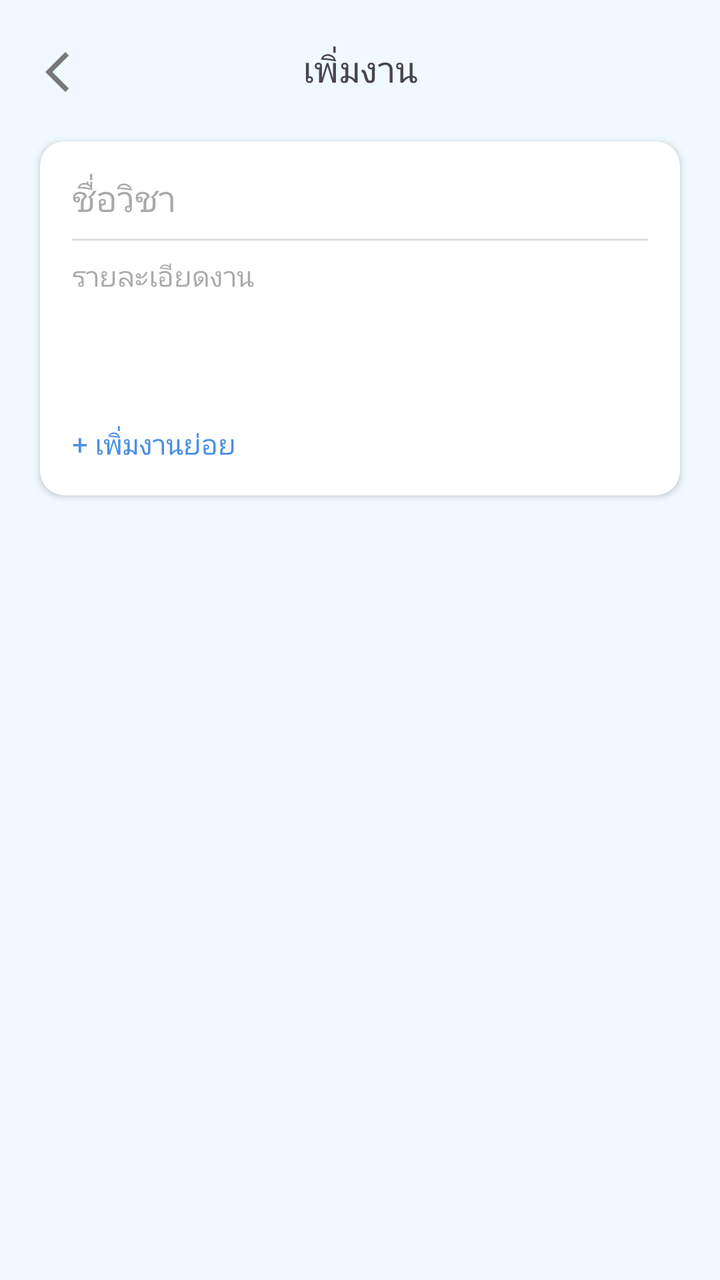
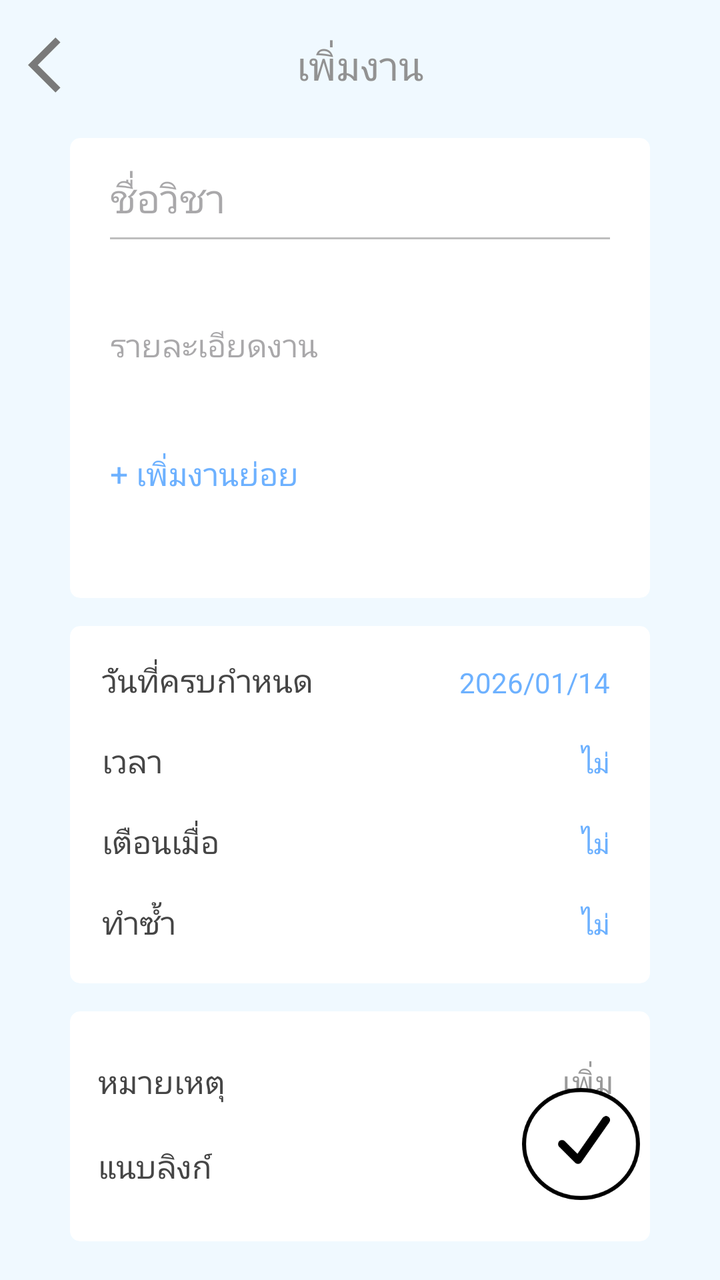

The first picture is an Android layout as it rendered before a commit; the second is the same layout after the commit. The layout source and the unified diff follow.
<!-- AndroidManifest.xml: application theme Theme.Project -->
<!-- res/layout/activity_add_task.xml -->
<?xml version="1.0" encoding="utf-8"?>
<androidx.constraintlayout.widget.ConstraintLayout xmlns:android="http://schemas.android.com/apk/res/android"
    xmlns:app="http://schemas.android.com/apk/res-auto"
    xmlns:tools="http://schemas.android.com/tools"
    android:id="@+id/main"
    android:layout_width="match_parent"
    android:layout_height="match_parent"
    android:background="#f0f9ff"
    android:backgroundTint="#f0f9ff"
    tools:context=".AddTaskActivity">


    <ImageView
        android:id="@+id/imageView2"
        android:layout_width="wrap_content"
        android:layout_height="wrap_content"
        app:layout_constraintBottom_toBottomOf="parent"
        app:layout_constraintEnd_toEndOf="parent"
        app:layout_constraintHorizontal_bias="0.067"
        app:layout_constraintStart_toStartOf="parent"
        app:layout_constraintTop_toTopOf="parent"
        app:layout_constraintVertical_bias="0.039"
        app:srcCompat="@drawable/arrow_back_ios_24" />

    <TextView
        android:id="@+id/AddTask"
        android:layout_width="wrap_content"
        android:layout_height="wrap_content"
        android:text="เพิ่มงาน"
        android:textSize="18sp"
        app:layout_constraintBottom_toBottomOf="parent"
        app:layout_constraintEnd_toEndOf="parent"
        app:layout_constraintStart_toStartOf="parent"
        app:layout_constraintTop_toTopOf="parent"
        app:layout_constraintVertical_bias="0.036" />

    <androidx.cardview.widget.CardView
        android:id="@+id/card"
        android:layout_width="0dp"
        android:layout_height="wrap_content"
        android:layout_marginStart="20dp"
        android:layout_marginEnd="20dp"
        android:layout_marginTop="24dp"
        app:cardCornerRadius="12dp"
        app:cardElevation="2dp"
        app:cardBackgroundColor="@android:color/white"
        app:layout_constraintTop_toBottomOf="@id/AddTask"
        app:layout_constraintStart_toStartOf="parent"
        app:layout_constraintEnd_toEndOf="parent">

        <LinearLayout
            android:layout_width="match_parent"
            android:layout_height="wrap_content"
            android:orientation="vertical"
            android:padding="16dp">

            
            <EditText
                android:id="@+id/addProjName"
                android:layout_width="match_parent"
                android:layout_height="wrap_content"
                android:hint="ชื่อวิชา"
                android:textSize="18sp"
                android:textColor="#000000"
                android:background="@android:color/transparent"
                android:paddingBottom="8dp"/>

            
            <View
                android:layout_width="match_parent"
                android:layout_height="1dp"
                android:background="#DDDDDD"/>

            
            <EditText
                android:id="@+id/addProjDetail"
                android:gravity="start"
                android:textAlignment="viewStart"
                android:layout_width="match_parent"
                android:layout_height="wrap_content"
                android:hint="รายละเอียดงาน"
                android:textSize="14sp"
                android:background="@android:color/transparent"
                android:paddingTop="8dp"
                android:minHeight="80dp"/>

            
            <TextView
                android:id="@+id/addSubtask"
                android:layout_width="wrap_content"
                android:layout_height="wrap_content"
                android:text="+ เพิ่มงานย่อย"
                android:textColor="#4A90E2"
                android:textSize="14sp"
                android:layout_marginTop="12dp"/>
            <androidx.recyclerview.widget.RecyclerView
                android:id="@+id/recyclerSubtask"
                android:layout_width="match_parent"
                android:layout_height="wrap_content"
                android:layout_marginTop="8dp"
                android:visibility="gone"/>
            <androidx.recyclerview.widget.RecyclerView
                android:id="@+id/recyclerSubtask"
                android:layout_width="match_parent"
                android:layout_height="wrap_content"
                android:visibility="gone"/>

        </LinearLayout>

    </androidx.cardview.widget.CardView>


</androidx.constraintlayout.widget.ConstraintLayout>
<!-- resources referenced by this layout -->
<resources>
  <!-- drawable arrow_back_ios_24 (drawable) -->
  <vector xmlns:android="http://schemas.android.com/apk/res/android" android:autoMirrored="true" android:height="24dp" android:tint="#797979" android:viewportHeight="960" android:viewportWidth="960" android:width="24dp">
        
      <path android:fillColor="@android:color/white" android:pathData="M400,880L0,480L400,80L471,151L142,480L471,809L400,880Z"/>
      
  </vector>
  <style name="Theme.Project" parent="Base.Theme.Project" />
  <style name="Base.Theme.Project" parent="Theme.Material3.DayNight.NoActionBar">
          
          
      </style>
</resources>

<!-- the commit's change to res/layout/activity_add_task.xml (unified diff, before → after) -->
@@ -1,113 +1,336 @@
 <?xml version="1.0" encoding="utf-8"?>
-<androidx.constraintlayout.widget.ConstraintLayout xmlns:android="http://schemas.android.com/apk/res/android"
-    xmlns:app="http://schemas.android.com/apk/res-auto"
-    xmlns:tools="http://schemas.android.com/tools"
-    android:id="@+id/main"
-    android:layout_width="match_parent"
-    android:layout_height="match_parent"
-    android:background="#f0f9ff"
-    android:backgroundTint="#f0f9ff"
-    tools:context=".AddTaskActivity">
-
-
+<androidx.constraintlayout.widget.ConstraintLayout
+        xmlns:android="http://schemas.android.com/apk/res/android"
+        xmlns:app="http://schemas.android.com/apk/res-auto"
+        android:id="@+id/main"
+        android:layout_width="match_parent"
+        android:layout_height="match_parent"
+        android:background="#F0F9FF">
+
+    
     <ImageView
-        android:id="@+id/imageView2"
-        android:layout_width="wrap_content"
-        android:layout_height="wrap_content"
-        app:layout_constraintBottom_toBottomOf="parent"
-        app:layout_constraintEnd_toEndOf="parent"
-        app:layout_constraintHorizontal_bias="0.067"
-        app:layout_constraintStart_toStartOf="parent"
-        app:layout_constraintTop_toTopOf="parent"
-        app:layout_constraintVertical_bias="0.039"
-        app:srcCompat="@drawable/arrow_back_ios_24" />
-
+            android:id="@+id/btnBack"
+            android:layout_width="33dp"
+            android:layout_height="33dp"
+            android:layout_marginStart="14dp"
+            android:layout_marginTop="16dp"
+            android:src="@drawable/arrow_back_ios_24"
+            app:layout_constraintStart_toStartOf="parent"
+            app:layout_constraintTop_toTopOf="parent"/>
+
+    
     <TextView
-        android:id="@+id/AddTask"
-        android:layout_width="wrap_content"
-        android:layout_height="wrap_content"
-        android:text="เพิ่มงาน"
-        android:textSize="18sp"
-        app:layout_constraintBottom_toBottomOf="parent"
-        app:layout_constraintEnd_toEndOf="parent"
-        app:layout_constraintStart_toStartOf="parent"
-        app:layout_constraintTop_toTopOf="parent"
-        app:layout_constraintVertical_bias="0.036" />
-
+            android:id="@+id/title"
+            android:layout_width="wrap_content"
+            android:layout_height="wrap_content"
+            android:text="เพิ่มงาน"
+            android:textSize="20sp"
+            android:textColor="#929292"
+            app:layout_constraintTop_toTopOf="@id/btnBack"
+            app:layout_constraintBottom_toBottomOf="@id/btnBack"
+            app:layout_constraintStart_toStartOf="parent"
+            app:layout_constraintEnd_toEndOf="parent"/>
+
+    
     <androidx.cardview.widget.CardView
-        android:id="@+id/card"
-        android:layout_width="0dp"
-        android:layout_height="wrap_content"
-        android:layout_marginStart="20dp"
-        android:layout_marginEnd="20dp"
-        android:layout_marginTop="24dp"
-        app:cardCornerRadius="12dp"
-        app:cardElevation="2dp"
-        app:cardBackgroundColor="@android:color/white"
-        app:layout_constraintTop_toBottomOf="@id/AddTask"
-        app:layout_constraintStart_toStartOf="parent"
-        app:layout_constraintEnd_toEndOf="parent">
+            android:id="@+id/card1"
+            android:layout_width="0dp"
+            android:layout_height="230dp"
+            android:layout_marginStart="35dp"
+            android:layout_marginEnd="35dp"
+            android:layout_marginTop="20dp"
+            app:cardCornerRadius="5dp"
+            app:cardElevation="0dp"
+            app:cardBackgroundColor="#FFFFFF"
+            app:layout_constraintTop_toBottomOf="@id/btnBack"
+            app:layout_constraintStart_toStartOf="parent"
+            app:layout_constraintEnd_toEndOf="parent">
 
         <LinearLayout
-            android:layout_width="match_parent"
+                android:layout_width="match_parent"
+                android:layout_height="match_parent"
+                android:orientation="vertical"
+                android:paddingStart="20dp"
+                android:paddingEnd="20dp"
+                android:paddingTop="16dp">
+
+            <EditText
+                    android:id="@+id/addProjName"
+                    android:layout_width="match_parent"
+                    android:layout_height="wrap_content"
+                    android:hint="ชื่อวิชา"
+                    android:textSize="20sp"
+                    android:textColor="#454545"
+                    android:background="@android:color/transparent"/>
+
+            <View
+                    android:layout_width="match_parent"
+                    android:layout_height="1dp"
+                    android:layout_marginTop="6dp"
+                    android:background="#BEBEBE"/>
+
+            <EditText
+                    android:id="@+id/addProjDetail"
+                    android:layout_width="match_parent"
+                    android:layout_height="wrap_content"
+                    android:hint="รายละเอียดงาน"
+                    android:textSize="16sp"
+                    android:textColor="#9A9A9A"
+                    android:layout_marginTop="8dp"
+                    android:minHeight="90dp"
+                    android:background="@android:color/transparent"/>
+
+            <TextView
+                    android:id="@+id/addSubtask"
+                    android:layout_width="wrap_content"
+                    android:layout_height="wrap_content"
+                    android:text="+ เพิ่มงานย่อย"
+                    android:textSize="16sp"
+                    android:textColor="#6DB1FF"
+                    android:layout_marginTop="8dp"/>
+
+            <androidx.recyclerview.widget.RecyclerView
+                    android:id="@+id/recyclerSubtask"
+                    android:layout_width="match_parent"
+                    android:layout_height="wrap_content"
+                    android:visibility="gone"/>
+
+        </LinearLayout>
+
+    </androidx.cardview.widget.CardView>
+
+    
+    <androidx.cardview.widget.CardView
+            android:id="@+id/card2"
+            android:layout_width="0dp"
             android:layout_height="wrap_content"
-            android:orientation="vertical"
-            android:padding="16dp">
-
-            
-            <EditText
-                android:id="@+id/addProjName"
+            android:layout_marginStart="35dp"
+            android:layout_marginEnd="35dp"
+            android:layout_marginTop="14dp"
+            app:cardCornerRadius="5dp"
+            app:cardElevation="0dp"
+            app:cardBackgroundColor="#FFFFFF"
+            app:layout_constraintTop_toBottomOf="@id/card1"
+            app:layout_constraintStart_toStartOf="parent"
+            app:layout_constraintEnd_toEndOf="parent">
+
+        <androidx.constraintlayout.widget.ConstraintLayout
                 android:layout_width="match_parent"
                 android:layout_height="wrap_content"
-                android:hint="ชื่อวิชา"
-                android:textSize="18sp"
-                android:textColor="#000000"
-                android:background="@android:color/transparent"
-                android:paddingBottom="8dp"/>
-
-            
-            <View
+                android:padding="16dp">
+
+            
+            <TextView
+                    android:id="@+id/txtDueLabel"
+                    android:layout_width="wrap_content"
+                    android:layout_height="wrap_content"
+                    android:text="วันที่ครบกำหนด"
+                    android:textSize="16sp"
+                    android:textColor="#454545"
+                    app:layout_constraintStart_toStartOf="parent"
+                    app:layout_constraintTop_toTopOf="parent"/>
+
+            <TextView
+                    android:id="@+id/txtDueValue"
+                    android:layout_width="wrap_content"
+                    android:layout_height="wrap_content"
+                    android:text="2026/01/14"
+                    android:textSize="14sp"
+                    android:textColor="#6DB1FF"
+                    android:clickable="true"
+                    android:focusable="true"
+                    android:background="?attr/selectableItemBackgroundBorderless"
+                    android:padding="4dp"
+                    app:layout_constraintEnd_toEndOf="parent"
+                    app:layout_constraintBaseline_toBaselineOf="@id/txtDueLabel"/>
+
+            
+            <TextView
+                    android:id="@+id/txtTimeLabel"
+                    android:layout_width="wrap_content"
+                    android:layout_height="wrap_content"
+                    android:text="เวลา"
+                    android:textSize="16sp"
+                    android:textColor="#454545"
+                    android:layout_marginTop="18dp"
+                    app:layout_constraintStart_toStartOf="parent"
+                    app:layout_constraintTop_toBottomOf="@id/txtDueLabel"/>
+
+            <TextView
+                    android:id="@+id/txtTimeValue"
+                    android:layout_width="wrap_content"
+                    android:layout_height="wrap_content"
+                    android:text="ไม่"
+                    android:textSize="14sp"
+                    android:textColor="#6DB1FF"
+                    android:clickable="true"
+                    android:focusable="true"
+                    android:background="?attr/selectableItemBackgroundBorderless"
+                    android:padding="4dp"
+                    app:layout_constraintEnd_toEndOf="parent"
+                    app:layout_constraintBaseline_toBaselineOf="@id/txtTimeLabel"/>
+
+            
+            <TextView
+                    android:id="@+id/txtNotifyLabel"
+                    android:layout_width="wrap_content"
+                    android:layout_height="wrap_content"
+                    android:text="เตือนเมื่อ"
+                    android:textSize="16sp"
+                    android:textColor="#454545"
+                    android:layout_marginTop="18dp"
+                    app:layout_constraintStart_toStartOf="parent"
+                    app:layout_constraintTop_toBottomOf="@id/txtTimeLabel"/>
+
+            <TextView
+                    android:id="@+id/txtNotifyValue"
+                    android:layout_width="wrap_content"
+                    android:layout_height="wrap_content"
+                    android:text="ไม่"
+                    android:textSize="14sp"
+                    android:textColor="#6DB1FF"
+                    android:clickable="true"
+                    android:focusable="true"
+                    android:background="?attr/selectableItemBackgroundBorderless"
+                    android:padding="4dp"
+                    app:layout_constraintEnd_toEndOf="parent"
+                    app:layout_constraintBaseline_toBaselineOf="@id/txtNotifyLabel"/>
+
+            
+            <TextView
+                    android:id="@+id/txtRepeatLabel"
+                    android:layout_width="wrap_content"
+                    android:layout_height="wrap_content"
+                    android:text="ทำซ้ำ"
+                    android:textSize="16sp"
+                    android:textColor="#454545"
+                    android:layout_marginTop="18dp"
+                    app:layout_constraintStart_toStartOf="parent"
+                    app:layout_constraintTop_toBottomOf="@id/txtNotifyLabel"/>
+
+            <TextView
+                    android:id="@+id/txtRepeatValue"
+                    android:layout_width="wrap_content"
+                    android:layout_height="wrap_content"
+                    android:text="ไม่"
+                    android:textSize="14sp"
+                    android:textColor="#6DB1FF"
+                    android:clickable="true"
+                    android:focusable="true"
+                    android:background="?attr/selectableItemBackgroundBorderless"
+                    android:padding="4dp"
+                    app:layout_constraintEnd_toEndOf="parent"
+                    app:layout_constraintBaseline_toBaselineOf="@id/txtRepeatLabel"/>
+
+        </androidx.constraintlayout.widget.ConstraintLayout>
+
+    </androidx.cardview.widget.CardView>
+
+    
+    <androidx.cardview.widget.CardView
+            android:id="@+id/card3"
+            android:layout_width="0dp"
+            android:layout_height="115dp"
+            android:layout_marginStart="35dp"
+            android:layout_marginEnd="35dp"
+            android:layout_marginTop="14dp"
+            app:cardCornerRadius="5dp"
+            app:cardElevation="0dp"
+            app:cardBackgroundColor="#FFFFFF"
+            app:layout_constraintTop_toBottomOf="@id/card2"
+            app:layout_constraintStart_toStartOf="parent"
+            app:layout_constraintEnd_toEndOf="parent">
+
+        <LinearLayout
                 android:layout_width="match_parent"
-                android:layout_height="1dp"
-                android:background="#DDDDDD"/>
-
-            
-            <EditText
-                android:id="@+id/addProjDetail"
-                android:gravity="start"
-                android:textAlignment="viewStart"
-                android:layout_width="match_parent"
-                android:layout_height="wrap_content"
-                android:hint="รายละเอียดงาน"
-                android:textSize="14sp"
-                android:background="@android:color/transparent"
-                android:paddingTop="8dp"
-                android:minHeight="80dp"/>
-
-            
-            <TextView
-                android:id="@+id/addSubtask"
-                android:layout_width="wrap_content"
-                android:layout_height="wrap_content"
-                android:text="+ เพิ่มงานย่อย"
-                android:textColor="#4A90E2"
-                android:textSize="14sp"
-                android:layout_marginTop="12dp"/>
-            <androidx.recyclerview.widget.RecyclerView
-                android:id="@+id/recyclerSubtask"
-                android:layout_width="match_parent"
-                android:layout_height="wrap_content"
-                android:layout_marginTop="8dp"
-                android:visibility="gone"/>
-            <androidx.recyclerview.widget.RecyclerView
-                android:id="@+id/recyclerSubtask"
-                android:layout_width="match_parent"
-                android:layout_height="wrap_content"
-                android:visibility="gone"/>
+                android:layout_height="match_parent"
+                android:orientation="vertical"
+                android:padding="14dp">
+
+            
+            <androidx.constraintlayout.widget.ConstraintLayout
+                    android:layout_width="match_parent"
+                    android:layout_height="wrap_content"
+                    android:paddingTop="6dp"
+                    android:paddingBottom="6dp">
+
+                
+                <TextView
+                        android:id="@+id/tvNoteLabel"
+                        android:layout_width="wrap_content"
+                        android:layout_height="wrap_content"
+                        android:text="หมายเหตุ"
+                        android:textSize="16sp"
+                        android:textColor="#454545"
+                        app:layout_constraintStart_toStartOf="parent"
+                        app:layout_constraintTop_toTopOf="parent"
+                        app:layout_constraintBottom_toBottomOf="parent"/>
+
+                
+                <TextView
+                        android:id="@+id/tvNoteValue"
+                        android:layout_width="wrap_content"
+                        android:layout_height="wrap_content"
+                        android:text="เพิ่ม"
+                        android:textSize="16sp"
+                        android:textColor="#9A9A9A"
+                        android:clickable="true"
+                        android:focusable="true"
+                        android:padding="4dp"
+                        app:layout_constraintEnd_toEndOf="parent"
+                        app:layout_constraintTop_toTopOf="parent"
+                        app:layout_constraintBottom_toBottomOf="parent"/>
+            </androidx.constraintlayout.widget.ConstraintLayout>
+
+
+            
+            <androidx.constraintlayout.widget.ConstraintLayout
+                    android:layout_width="match_parent"
+                    android:layout_height="wrap_content"
+                    android:paddingTop="6dp"
+                    android:paddingBottom="6dp">
+
+                
+                <TextView
+                        android:id="@+id/tvLinkLabel"
+                        android:layout_width="wrap_content"
+                        android:layout_height="wrap_content"
+                        android:text="แนบลิงก์"
+                        android:textSize="16sp"
+                        android:textColor="#454545"
+                        app:layout_constraintStart_toStartOf="parent"
+                        app:layout_constraintTop_toTopOf="parent"
+                        app:layout_constraintBottom_toBottomOf="parent"/>
+
+                
+                <TextView
+                        android:id="@+id/tvLinkValue"
+                        android:layout_width="wrap_content"
+                        android:layout_height="wrap_content"
+                        android:text="เพิ่ม"
+                        android:textSize="16sp"
+                        android:textColor="#9A9A9A"
+                        android:clickable="true"
+                        android:focusable="true"
+                        android:padding="4dp"
+                        app:layout_constraintEnd_toEndOf="parent"
+                        app:layout_constraintTop_toTopOf="parent"
+                        app:layout_constraintBottom_toBottomOf="parent"/>
+            </androidx.constraintlayout.widget.ConstraintLayout>
 
         </LinearLayout>
 
     </androidx.cardview.widget.CardView>
 
+    
+    <ImageView
+            android:id="@+id/saveButton"
+            android:layout_width="68dp"
+            android:layout_height="64dp"
+            android:layout_marginEnd="31dp"
+            android:layout_marginBottom="40dp"
+            android:src="@drawable/ic_check_circle"
+            app:layout_constraintBottom_toBottomOf="parent"
+            app:layout_constraintEnd_toEndOf="parent"/>
 
 </androidx.constraintlayout.widget.ConstraintLayout>
<!-- resource entries referenced after the edit -->
@@ -6,6 +6,34 @@
       <path android:fillColor="@android:color/white" android:pathData="M400,880L0,480L400,80L471,151L142,480L471,809L400,880Z"/>
       
   </vector>
+  <!-- drawable ic_check_circle (drawable) -->
+  <vector xmlns:android="http://schemas.android.com/apk/res/android"
+          android:width="68dp"
+          android:height="64dp"
+          android:viewportWidth="68"
+          android:viewportHeight="64">
+  
+      
+      <path
+              android:pathData="M29.5,9
+                            C45.2899,9 58,21.1368 58,36
+                            C58,50.8632 45.2899,63 29.5,63
+                            C13.7101,63 1,50.8632 1,36
+                            C1,21.1368 13.7101,9 29.5,9 Z"
+              android:fillColor="#FFFFFF"
+              android:strokeColor="#000000"
+              android:strokeWidth="2"/>
+  
+      
+      <path
+              android:pathData="M20,36 L28,44 L42,24"
+              android:strokeColor="#000000"
+              android:strokeWidth="4"
+              android:fillColor="@android:color/transparent"
+              android:strokeLineCap="round"
+              android:strokeLineJoin="round"/>
+  
+  </vector>
   <style name="Theme.Project" parent="Base.Theme.Project" />
   <style name="Base.Theme.Project" parent="Theme.Material3.DayNight.NoActionBar">
           
